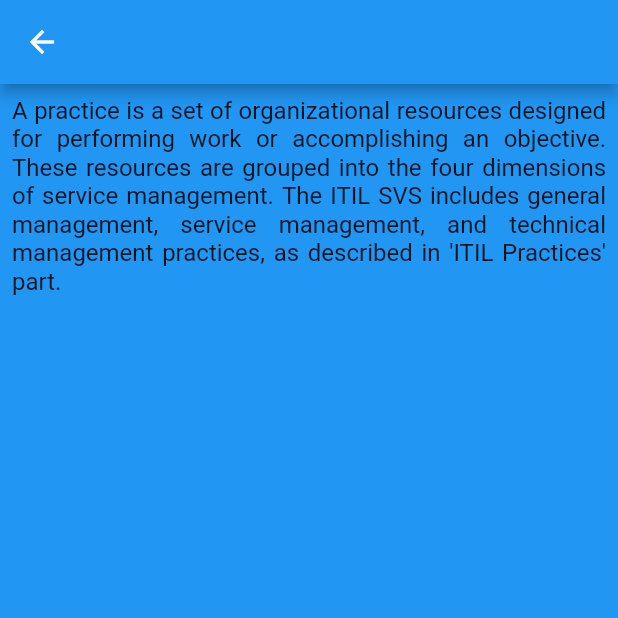
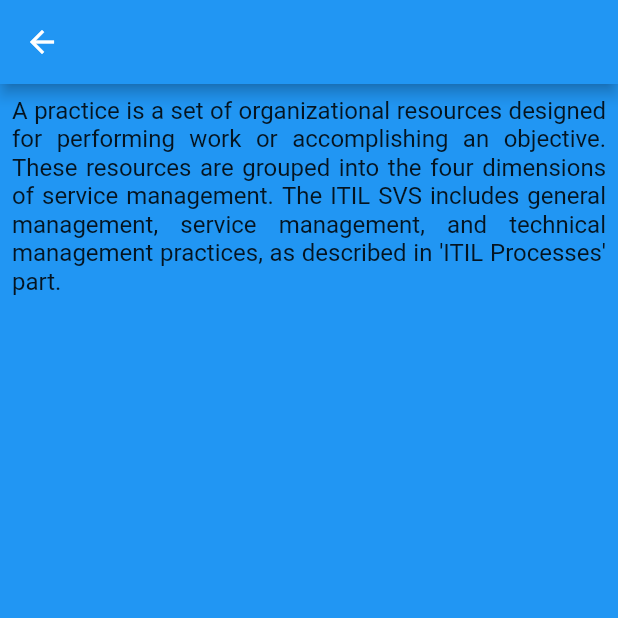
Before and after one commit to ElifEsen/ITMS-MobileApp-Project, a Flutter app: the practices screen opened directly, on a phone screen of 412 x 824 dp, the top half of it. Run offline on Flutter 3.47's test engine with Material 2 defaults, Android fonts, the light colour scheme and no system bars.

Commit message:
Update practices.dart

```diff
--- a/itms_project/lib/Modules/practices.dart
+++ b/itms_project/lib/Modules/practices.dart
@@ -16,7 +16,7 @@
               Padding(
                 padding: const EdgeInsets.all(8.0),
                 child: Text(
-                  "A practice is a set of organizational resources designed for performing work or accomplishing an objective. These resources are grouped into the four dimensions of service management. The ITIL SVS includes general management, service management, and technical management practices, as described in 'ITIL Practices' part.",
+                  "A practice is a set of organizational resources designed for performing work or accomplishing an objective. These resources are grouped into the four dimensions of service management. The ITIL SVS includes general management, service management, and technical management practices, as described in 'ITIL Processes' part.",
                   textAlign: TextAlign.justify,
                   style: TextStyle(fontSize: 16.0),
                 ),
```
